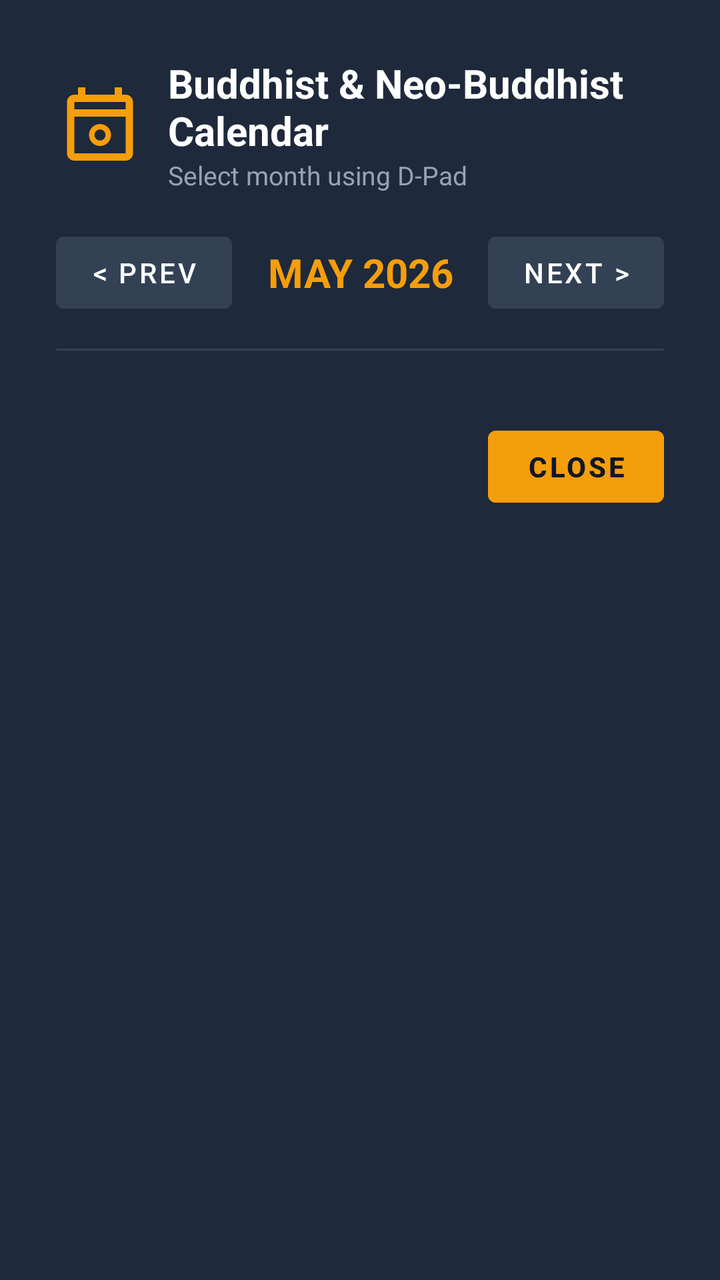
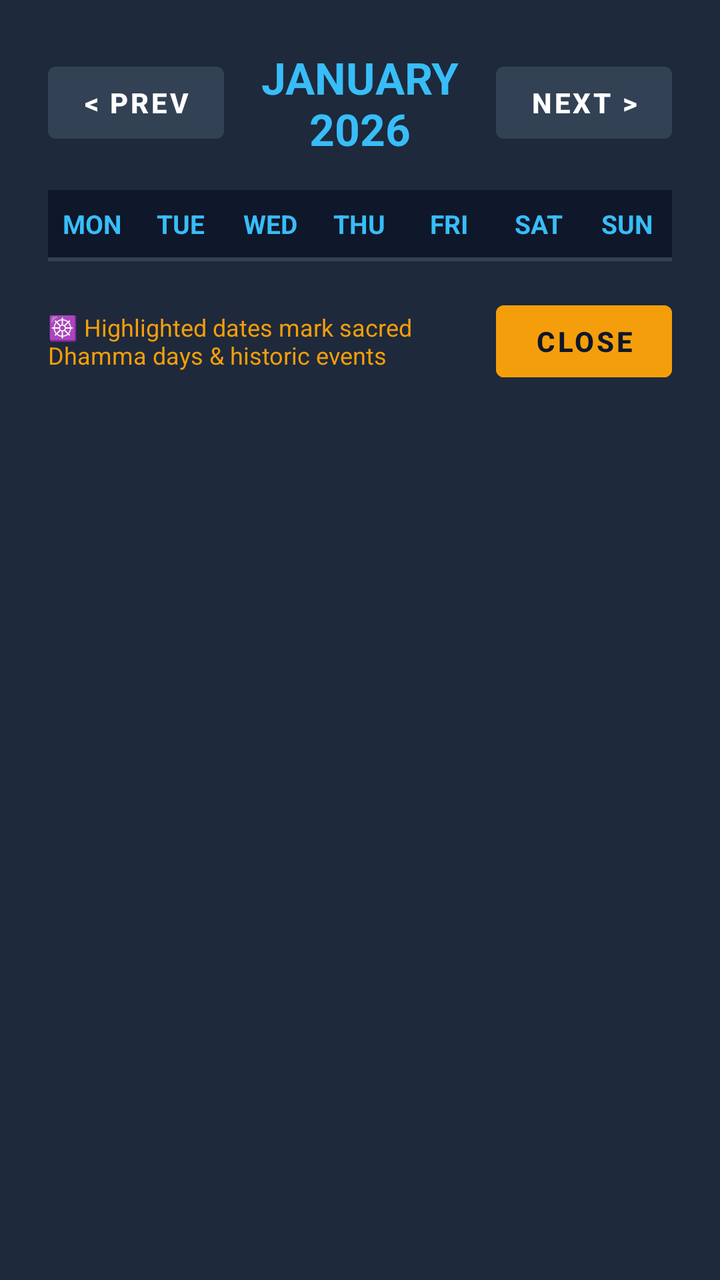

Before-and-after screenshots of an Android layout around one commit, followed by the original layout XML and the change that was made.
<!-- AndroidManifest.xml: application theme Theme.EvaCardsPack -->
<!-- res/layout/dialog_calendar_detail.xml -->
<?xml version="1.0" encoding="utf-8"?>
<LinearLayout xmlns:android="http://schemas.android.com/apk/res/android"
    android:layout_width="560dp"
    android:layout_height="wrap_content"
    android:background="#1E293B"
    android:orientation="vertical"
    android:padding="28dp">

    
    <LinearLayout
        android:layout_width="match_parent"
        android:layout_height="wrap_content"
        android:gravity="center_vertical"
        android:orientation="horizontal">

        <ImageView
            android:layout_width="44dp"
            android:layout_height="44dp"
            android:contentDescription="Calendar"
            android:src="@drawable/ic_calendar_banner" />

        <LinearLayout
            android:layout_width="0dp"
            android:layout_height="wrap_content"
            android:layout_marginStart="12dp"
            android:layout_weight="1"
            android:orientation="vertical">

            <TextView
                android:layout_width="wrap_content"
                android:layout_height="wrap_content"
                android:text="Buddhist &amp; Neo-Buddhist Calendar"
                android:textColor="#FFFFFF"
                android:textSize="20sp"
                android:textStyle="bold" />

            <TextView
                android:id="@+id/monthSubTitleText"
                android:layout_width="wrap_content"
                android:layout_height="wrap_content"
                android:text="Select month using D-Pad"
                android:textColor="#94A3B8"
                android:textSize="13sp" />
        </LinearLayout>

    </LinearLayout>

    
    <LinearLayout
        android:layout_width="match_parent"
        android:layout_height="wrap_content"
        android:layout_marginTop="16dp"
        android:gravity="center_vertical"
        android:orientation="horizontal">

        <Button
            android:id="@+id/btnPrevMonth"
            android:layout_width="wrap_content"
            android:layout_height="wrap_content"
            android:backgroundTint="#334155"
            android:focusable="true"
            android:nextFocusLeft="@+id/btnPrevMonth"
            android:nextFocusRight="@+id/btnNextMonth"
            android:nextFocusDown="@+id/btnCloseCalendar"
            android:paddingHorizontal="16dp"
            android:text="&lt; Prev"
            android:textColor="#FFFFFF"
            android:textSize="14sp" />

        <TextView
            android:id="@+id/monthTitleText"
            android:layout_width="0dp"
            android:layout_height="wrap_content"
            android:layout_weight="1"
            android:gravity="center"
            android:text="MAY 2026"
            android:textColor="#F59E0B"
            android:textSize="20sp"
            android:textStyle="bold" />

        <Button
            android:id="@+id/btnNextMonth"
            android:layout_width="wrap_content"
            android:layout_height="wrap_content"
            android:backgroundTint="#334155"
            android:focusable="true"
            android:nextFocusLeft="@+id/btnPrevMonth"
            android:nextFocusRight="@+id/btnNextMonth"
            android:nextFocusDown="@+id/btnCloseCalendar"
            android:paddingHorizontal="16dp"
            android:text="Next &gt;"
            android:textColor="#FFFFFF"
            android:textSize="14sp" />

    </LinearLayout>

    <View
        android:layout_width="match_parent"
        android:layout_height="1dp"
        android:layout_marginVertical="14dp"
        android:background="#334155" />

    
    <LinearLayout
        android:id="@+id/calendarEventsContainer"
        android:layout_width="match_parent"
        android:layout_height="wrap_content"
        android:orientation="vertical">

        

    </LinearLayout>

    <Button
        android:id="@+id/btnCloseCalendar"
        android:layout_width="wrap_content"
        android:layout_height="wrap_content"
        android:layout_gravity="end"
        android:layout_marginTop="20dp"
        android:backgroundTint="#F59E0B"
        android:focusable="true"
        android:text="Close"
        android:textColor="#0F172A"
        android:textStyle="bold" />

</LinearLayout>
<!-- resources referenced by this layout -->
<resources>
  <!-- drawable ic_calendar_banner (drawable) -->
  <?xml version="1.0" encoding="utf-8"?>
  <vector xmlns:android="http://schemas.android.com/apk/res/android"
      android:width="48dp"
      android:height="48dp"
      android:viewportWidth="24"
      android:viewportHeight="24">
      
      <path
          android:fillColor="#FFF59E0B"
          android:pathData="M19,4h-1V2h-2v2H8V2H6v2H5c-1.11,0 -1.99,0.9 -1.99,2L3,20c0,1.1 0.89,2 2,2h14c1.1,0 2,-0.9 2,-2V6c0,-1.1 -0.9,-2 -2,-2zm0,16H5V10h14v10zm0,-12H5V6h14v2z" />
      <path
          android:fillColor="#FFF59E0B"
          android:pathData="M12,12c-1.66,0 -3,1.34 -3,3s1.34,3 3,3 3,-1.34 3,-3 -1.34,-3 -3,-3zm0,4.5c-0.83,0 -1.5,-0.67 -1.5,-1.5s0.67,-1.5 1.5,-1.5 1.5,0.67 1.5,1.5 -0.67,1.5 -1.5,1.5z" />
  </vector>
  <style name="Theme.EvaCardsPack" parent="Theme.MaterialComponents.DayNight.NoActionBar">
          
          <item name="colorPrimary">#FF3B82F6</item>
          <item name="colorPrimaryVariant">#FF1E293B</item>
          <item name="colorOnPrimary">@color/white</item>
          
          <item name="android:statusBarColor">#FF0F172A</item>
      </style>
  <color name="white">#FFFFFFFF</color>
</resources>

<!-- the commit's change to res/layout/dialog_calendar_detail.xml (unified diff, before → after) -->
@@ -1,10 +1,10 @@
 <?xml version="1.0" encoding="utf-8"?>
 <LinearLayout xmlns:android="http://schemas.android.com/apk/res/android"
-    android:layout_width="560dp"
+    android:layout_width="680dp"
     android:layout_height="wrap_content"
     android:background="#1E293B"
     android:orientation="vertical"
-    android:padding="28dp">
+    android:padding="24dp">
 
     
     <LinearLayout
@@ -13,35 +13,134 @@
         android:gravity="center_vertical"
         android:orientation="horizontal">
 
-        <ImageView
-            android:layout_width="44dp"
-            android:layout_height="44dp"
-            android:contentDescription="Calendar"
-            android:src="@drawable/ic_calendar_banner" />
+        <Button
+            android:id="@+id/btnPrevMonth"
+            android:layout_width="wrap_content"
+            android:layout_height="wrap_content"
+            android:backgroundTint="#334155"
+            android:focusable="true"
+            android:paddingHorizontal="16dp"
+            android:text="&lt; PREV"
+            android:textColor="#FFFFFF"
+            android:textSize="14sp"
+            android:textStyle="bold" />
 
-        <LinearLayout
+        <TextView
+            android:id="@+id/monthTitleText"
             android:layout_width="0dp"
             android:layout_height="wrap_content"
-            android:layout_marginStart="12dp"
             android:layout_weight="1"
-            android:orientation="vertical">
+            android:gravity="center"
+            android:text="JANUARY 2026"
+            android:textColor="#38BDF8"
+            android:textSize="22sp"
+            android:textStyle="bold" />
 
-            <TextView
-                android:layout_width="wrap_content"
-                android:layout_height="wrap_content"
-                android:text="Buddhist &amp; Neo-Buddhist Calendar"
-                android:textColor="#FFFFFF"
-                android:textSize="20sp"
-                android:textStyle="bold" />
+        <Button
+            android:id="@+id/btnNextMonth"
+            android:layout_width="wrap_content"
+            android:layout_height="wrap_content"
+            android:backgroundTint="#334155"
+            android:focusable="true"
+            android:paddingHorizontal="16dp"
+            android:text="NEXT &gt;"
+            android:textColor="#FFFFFF"
+            android:textSize="14sp"
+            android:textStyle="bold" />
 
-            <TextView
-                android:id="@+id/monthSubTitleText"
-                android:layout_width="wrap_content"
-                android:layout_height="wrap_content"
-                android:text="Select month using D-Pad"
-                android:textColor="#94A3B8"
-                android:textSize="13sp" />
-        </LinearLayout>
+    </LinearLayout>
+
+    
+    <LinearLayout
+        android:layout_width="match_parent"
+        android:layout_height="wrap_content"
+        android:layout_marginTop="16dp"
+        android:background="#0F172A"
+        android:orientation="horizontal"
+        android:paddingVertical="8dp">
+
+        <TextView
+            android:layout_width="0dp"
+            android:layout_height="wrap_content"
+            android:layout_weight="1"
+            android:gravity="center"
+            android:text="MON"
+            android:textColor="#38BDF8"
+            android:textSize="13sp"
+            android:textStyle="bold" />
+
+        <TextView
+            android:layout_width="0dp"
+            android:layout_height="wrap_content"
+            android:layout_weight="1"
+            android:gravity="center"
+            android:text="TUE"
+            android:textColor="#38BDF8"
+            android:textSize="13sp"
+            android:textStyle="bold" />
+
+        <TextView
+            android:layout_width="0dp"
+            android:layout_height="wrap_content"
+            android:layout_weight="1"
+            android:gravity="center"
+            android:text="WED"
+            android:textColor="#38BDF8"
+            android:textSize="13sp"
+            android:textStyle="bold" />
+
+        <TextView
+            android:layout_width="0dp"
+            android:layout_height="wrap_content"
+            android:layout_weight="1"
+            android:gravity="center"
+            android:text="THU"
+            android:textColor="#38BDF8"
+            android:textSize="13sp"
+            android:textStyle="bold" />
+
+        <TextView
+            android:layout_width="0dp"
+            android:layout_height="wrap_content"
+            android:layout_weight="1"
+            android:gravity="center"
+            android:text="FRI"
+            android:textColor="#38BDF8"
+            android:textSize="13sp"
+            android:textStyle="bold" />
+
+        <TextView
+            android:layout_width="0dp"
+            android:layout_height="wrap_content"
+            android:layout_weight="1"
+            android:gravity="center"
+            android:text="SAT"
+            android:textColor="#38BDF8"
+            android:textSize="13sp"
+            android:textStyle="bold" />
+
+        <TextView
+            android:layout_width="0dp"
+            android:layout_height="wrap_content"
+            android:layout_weight="1"
+            android:gravity="center"
+            android:text="SUN"
+            android:textColor="#38BDF8"
+            android:textSize="13sp"
+            android:textStyle="bold" />
+
+    </LinearLayout>
+
+    
+    <LinearLayout
+        android:id="@+id/monthGridContainer"
+        android:layout_width="match_parent"
+        android:layout_height="wrap_content"
+        android:background="#334155"
+        android:orientation="vertical"
+        android:padding="1dp">
+
+        
 
     </LinearLayout>
 
@@ -53,74 +152,25 @@
         android:gravity="center_vertical"
         android:orientation="horizontal">
 
-        <Button
-            android:id="@+id/btnPrevMonth"
-            android:layout_width="wrap_content"
-            android:layout_height="wrap_content"
-            android:backgroundTint="#334155"
-            android:focusable="true"
-            android:nextFocusLeft="@+id/btnPrevMonth"
-            android:nextFocusRight="@+id/btnNextMonth"
-            android:nextFocusDown="@+id/btnCloseCalendar"
-            android:paddingHorizontal="16dp"
-            android:text="&lt; Prev"
-            android:textColor="#FFFFFF"
-            android:textSize="14sp" />
-
         <TextView
-            android:id="@+id/monthTitleText"
+            android:id="@+id/calendarFooterLegend"
             android:layout_width="0dp"
             android:layout_height="wrap_content"
             android:layout_weight="1"
-            android:gravity="center"
-            android:text="MAY 2026"
+            android:text="☸️ Highlighted dates mark sacred Dhamma days &amp; historic events"
             android:textColor="#F59E0B"
-            android:textSize="20sp"
-            android:textStyle="bold" />
+            android:textSize="12sp" />
 
         <Button
-            android:id="@+id/btnNextMonth"
+            android:id="@+id/btnCloseCalendar"
             android:layout_width="wrap_content"
             android:layout_height="wrap_content"
-            android:backgroundTint="#334155"
+            android:backgroundTint="#F59E0B"
             android:focusable="true"
-            android:nextFocusLeft="@+id/btnPrevMonth"
-            android:nextFocusRight="@+id/btnNextMonth"
-            android:nextFocusDown="@+id/btnCloseCalendar"
-            android:paddingHorizontal="16dp"
-            android:text="Next &gt;"
-            android:textColor="#FFFFFF"
-            android:textSize="14sp" />
+            android:text="Close"
+            android:textColor="#0F172A"
+            android:textStyle="bold" />
 
     </LinearLayout>
 
-    <View
-        android:layout_width="match_parent"
-        android:layout_height="1dp"
-        android:layout_marginVertical="14dp"
-        android:background="#334155" />
-
-    
-    <LinearLayout
-        android:id="@+id/calendarEventsContainer"
-        android:layout_width="match_parent"
-        android:layout_height="wrap_content"
-        android:orientation="vertical">
-
-        
-
-    </LinearLayout>
-
-    <Button
-        android:id="@+id/btnCloseCalendar"
-        android:layout_width="wrap_content"
-        android:layout_height="wrap_content"
-        android:layout_gravity="end"
-        android:layout_marginTop="20dp"
-        android:backgroundTint="#F59E0B"
-        android:focusable="true"
-        android:text="Close"
-        android:textColor="#0F172A"
-        android:textStyle="bold" />
-
 </LinearLayout>
<!-- resource entries referenced after the edit -->
@@ -1,20 +1,5 @@
 <!-- resources referenced by this layout -->
 <resources>
-  <!-- drawable ic_calendar_banner (drawable) -->
-  <?xml version="1.0" encoding="utf-8"?>
-  <vector xmlns:android="http://schemas.android.com/apk/res/android"
-      android:width="48dp"
-      android:height="48dp"
-      android:viewportWidth="24"
-      android:viewportHeight="24">
-      
-      <path
-          android:fillColor="#FFF59E0B"
-          android:pathData="M19,4h-1V2h-2v2H8V2H6v2H5c-1.11,0 -1.99,0.9 -1.99,2L3,20c0,1.1 0.89,2 2,2h14c1.1,0 2,-0.9 2,-2V6c0,-1.1 -0.9,-2 -2,-2zm0,16H5V10h14v10zm0,-12H5V6h14v2z" />
-      <path
-          android:fillColor="#FFF59E0B"
-          android:pathData="M12,12c-1.66,0 -3,1.34 -3,3s1.34,3 3,3 3,-1.34 3,-3 -1.34,-3 -3,-3zm0,4.5c-0.83,0 -1.5,-0.67 -1.5,-1.5s0.67,-1.5 1.5,-1.5 1.5,0.67 1.5,1.5 -0.67,1.5 -1.5,1.5z" />
-  </vector>
   <style name="Theme.EvaCardsPack" parent="Theme.MaterialComponents.DayNight.NoActionBar">
           
           <item name="colorPrimary">#FF3B82F6</item>
